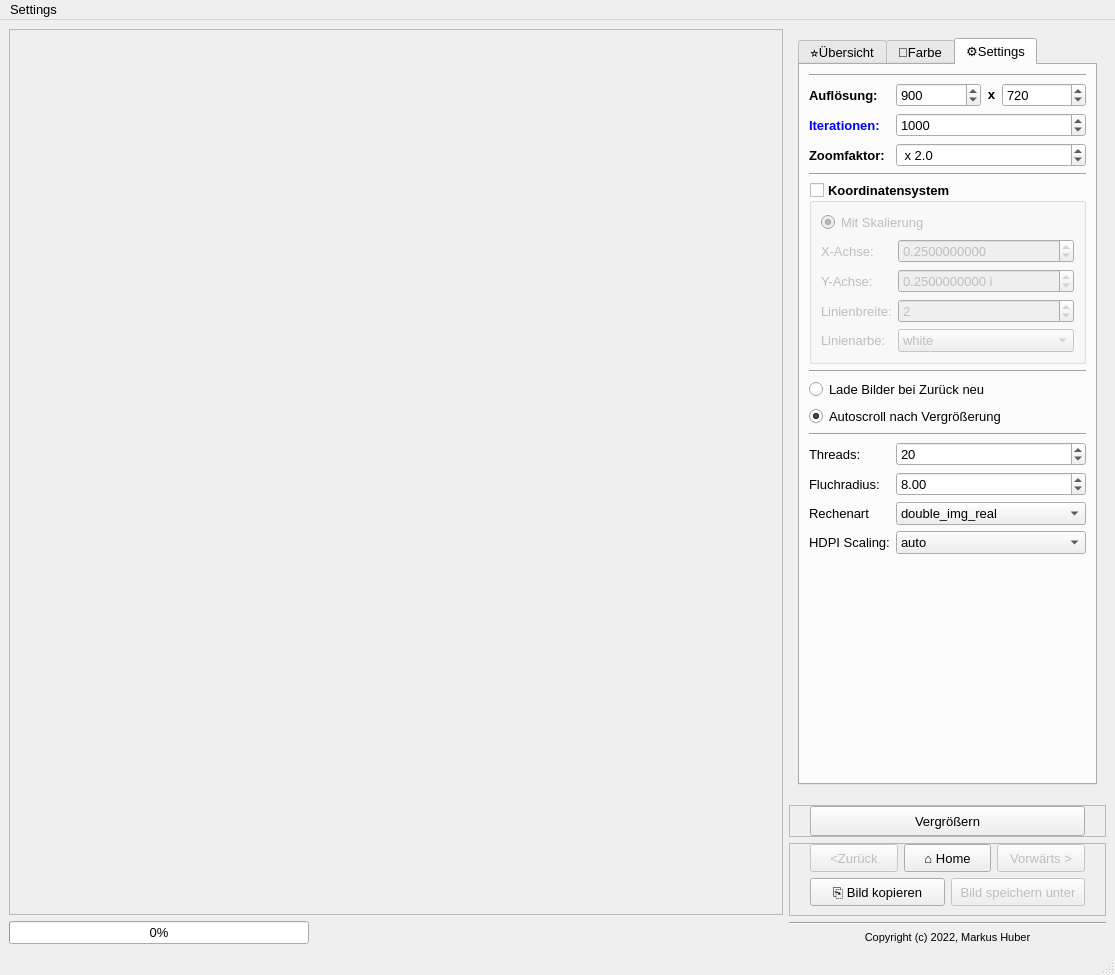
Above: mainwindow.ui from M4RKUS28/Fraktalgenerator before the change. Below: the same form after it.
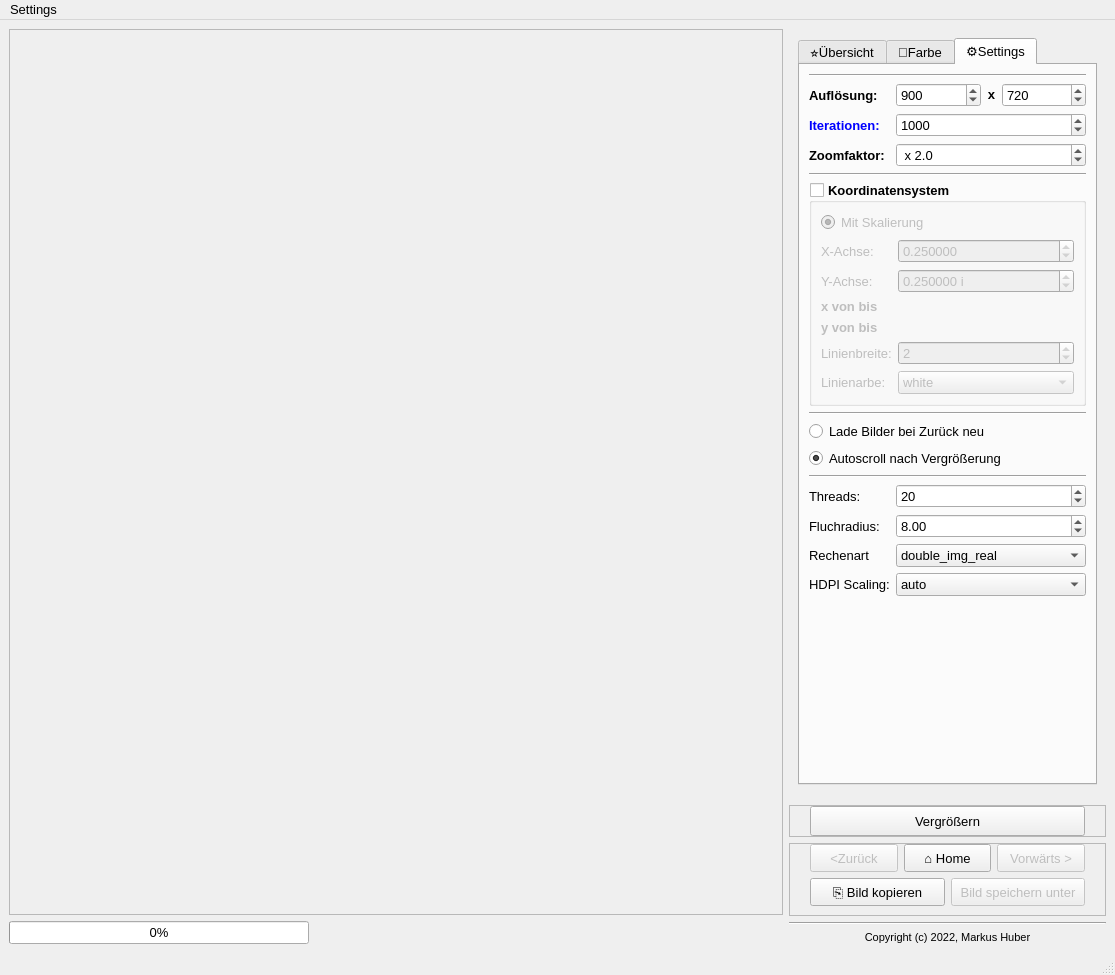
That is the form after the change. The open tabs and pages were chosen to show the change. Custom widgets are drawn as their Qt base class.

Patch:
```diff
--- a/mainwindow.ui
+++ b/mainwindow.ui
@@ -1541,7 +1541,7 @@
                  </font>
                 </property>
                 <property name="decimals">
-                 <number>10</number>
+                 <number>6</number>
                 </property>
                 <property name="minimum">
                  <double>0.000001000000000</double>
@@ -1576,7 +1576,7 @@
                  <string> i</string>
                 </property>
                 <property name="decimals">
-                 <number>10</number>
+                 <number>6</number>
                 </property>
                 <property name="minimum">
                  <double>0.000001000000000</double>
@@ -1586,7 +1586,7 @@
                 </property>
                </widget>
               </item>
-              <item row="3" column="0">
+              <item row="5" column="0">
                <widget class="QLabel" name="label_41">
                 <property name="font">
                  <font>
@@ -1599,7 +1599,7 @@
                 </property>
                </widget>
               </item>
-              <item row="3" column="1">
+              <item row="5" column="1">
                <widget class="QSpinBox" name="spinBoxKoordPenThickness">
                 <property name="font">
                  <font>
@@ -1618,7 +1618,7 @@
                 </property>
                </widget>
               </item>
-              <item row="4" column="0">
+              <item row="6" column="0">
                <widget class="QLabel" name="label_24">
                 <property name="font">
                  <font>
@@ -1631,7 +1631,7 @@
                 </property>
                </widget>
               </item>
-              <item row="4" column="1">
+              <item row="6" column="1">
                <widget class="QComboBox" name="comboBoxColorKoordSystem">
                 <property name="font">
                  <font>
@@ -1691,6 +1691,20 @@
                 </item>
                </widget>
               </item>
+              <item row="3" column="0">
+               <widget class="QLabel" name="label_43">
+                <property name="text">
+                 <string>x von bis</string>
+                </property>
+               </widget>
+              </item>
+              <item row="4" column="0">
+               <widget class="QLabel" name="label_44">
+                <property name="text">
+                 <string>y von bis</string>
+                </property>
+               </widget>
+              </item>
              </layout>
             </widget>
            </item>
```
Left out of the diff: 2 changed lines with no effect on the pictures.
